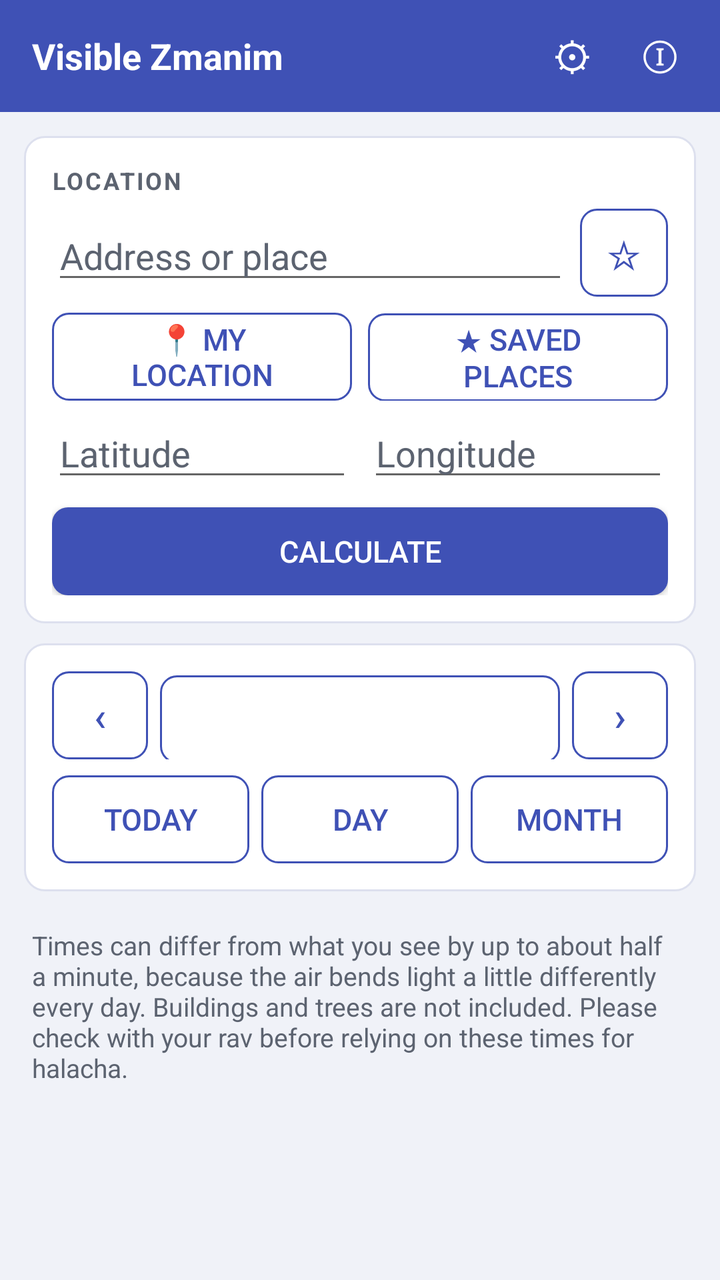
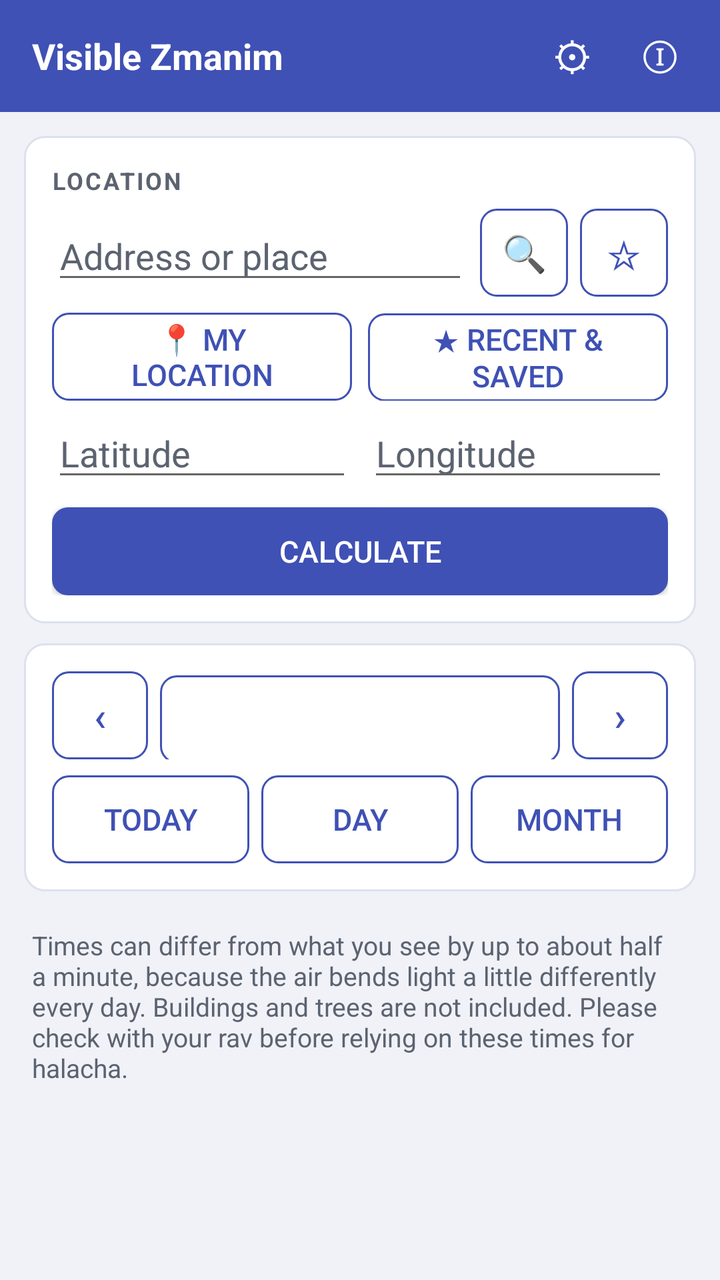

Before-and-after screenshots of an Android layout around one commit, followed by the original layout XML and the change that was made.
<!-- AndroidManifest.xml: application theme AppTheme -->
<!-- res/layout/activity_main.xml -->
<?xml version="1.0" encoding="utf-8"?>
<LinearLayout xmlns:android="http://schemas.android.com/apk/res/android"
    android:layout_width="match_parent"
    android:layout_height="match_parent"
    android:orientation="vertical"
    android:background="@color/bg_page">

    <LinearLayout
        android:layout_width="match_parent"
        android:layout_height="56dp"
        android:orientation="horizontal"
        android:background="@color/bg_header"
        android:gravity="center_vertical"
        android:paddingLeft="16dp"
        android:paddingRight="8dp">

        <TextView
            android:layout_width="0dp"
            android:layout_height="wrap_content"
            android:layout_weight="1"
            android:text="@string/app_name"
            android:textColor="@color/text_on_primary"
            android:textSize="18sp"
            android:textStyle="bold" />

        <Button
            android:id="@+id/btn_settings"
            android:layout_width="44dp"
            android:layout_height="44dp"
            android:text="⚙"
            android:textSize="20sp"
            android:textColor="@color/text_on_primary"
            android:background="@drawable/btn_header"
            android:contentDescription="Settings"
            android:focusable="true" />

        <Button
            android:id="@+id/btn_info"
            android:layout_width="44dp"
            android:layout_height="44dp"
            android:text="@string/btn_info"
            android:textSize="20sp"
            android:textColor="@color/text_on_primary"
            android:background="@drawable/btn_header"
            android:contentDescription="About"
            android:focusable="true" />
    </LinearLayout>

    <ScrollView
        android:id="@+id/scroll"
        android:layout_width="match_parent"
        android:layout_height="match_parent"
        android:fillViewport="true">

        <LinearLayout
            android:layout_width="match_parent"
            android:layout_height="wrap_content"
            android:orientation="vertical"
            android:padding="12dp">

            
            <LinearLayout style="@style/Card">
                <TextView style="@style/SectionTitle" android:text="Location" />

                <LinearLayout
                    android:layout_width="match_parent"
                    android:layout_height="wrap_content"
                    android:orientation="horizontal"
                    android:gravity="center_vertical">

                    <AutoCompleteTextView
                        android:id="@+id/addr"
                        android:layout_width="0dp"
                        android:layout_height="wrap_content"
                        android:layout_weight="1"
                        android:hint="Address or place"
                        android:inputType="textPostalAddress"
                        android:imeOptions="actionSearch"
                        android:completionThreshold="3"
                        android:singleLine="true"
                        android:textColor="@color/text_primary"
                        android:textColorHint="@color/text_secondary" />

                    <Button
                        android:id="@+id/btn_fav"
                        style="@style/BtnOutline"
                        android:layout_width="44dp"
                        android:layout_height="44dp"
                        android:layout_marginLeft="6dp"
                        android:paddingLeft="0dp"
                        android:paddingRight="0dp"
                        android:text="☆"
                        android:textSize="20sp"
                        android:contentDescription="Save as a favorite" />
                </LinearLayout>

                <TextView
                    android:id="@+id/match_note"
                    android:layout_width="match_parent"
                    android:layout_height="wrap_content"
                    android:textColor="@color/warn"
                    android:textSize="13sp"
                    android:visibility="gone" />

                <LinearLayout
                    android:layout_width="match_parent"
                    android:layout_height="wrap_content"
                    android:orientation="horizontal"
                    android:layout_marginTop="8dp">

                    <Button
                        android:id="@+id/btn_gps"
                        style="@style/BtnOutline"
                        android:layout_width="0dp"
                        android:layout_height="wrap_content"
                        android:layout_weight="1"
                        android:text="📍 My location" />

                    <Button
                        android:id="@+id/btn_saved"
                        style="@style/BtnOutline"
                        android:layout_width="0dp"
                        android:layout_height="wrap_content"
                        android:layout_weight="1"
                        android:layout_marginLeft="8dp"
                        android:text="★ Saved places" />
                </LinearLayout>

                <LinearLayout
                    android:layout_width="match_parent"
                    android:layout_height="wrap_content"
                    android:orientation="horizontal"
                    android:layout_marginTop="4dp">

                    <EditText
                        android:id="@+id/lat"
                        android:layout_width="0dp"
                        android:layout_height="wrap_content"
                        android:layout_weight="1"
                        android:hint="Latitude"
                        android:inputType="numberDecimal|numberSigned"
                        android:textColor="@color/text_primary"
                        android:textColorHint="@color/text_secondary" />

                    <EditText
                        android:id="@+id/lon"
                        android:layout_width="0dp"
                        android:layout_height="wrap_content"
                        android:layout_weight="1"
                        android:layout_marginLeft="8dp"
                        android:hint="Longitude"
                        android:inputType="numberDecimal|numberSigned"
                        android:textColor="@color/text_primary"
                        android:textColorHint="@color/text_secondary" />
                </LinearLayout>

                <Button
                    android:id="@+id/btn_calc"
                    style="@style/BtnPrimary"
                    android:layout_width="match_parent"
                    android:layout_height="wrap_content"
                    android:layout_marginTop="8dp"
                    android:text="Calculate" />
            </LinearLayout>

            
            <LinearLayout style="@style/Card">
                <LinearLayout
                    android:layout_width="match_parent"
                    android:layout_height="wrap_content"
                    android:orientation="horizontal">

                    <Button android:id="@+id/btn_prev" style="@style/BtnOutline" android:layout_width="48dp" android:layout_height="wrap_content" android:text="‹" android:textSize="20sp" android:contentDescription="Previous" />
                    <Button android:id="@+id/btn_date" style="@style/BtnOutline" android:layout_width="0dp" android:layout_height="wrap_content" android:layout_weight="1" android:layout_marginLeft="6dp" android:layout_marginRight="6dp" />
                    <Button android:id="@+id/btn_next" style="@style/BtnOutline" android:layout_width="48dp" android:layout_height="wrap_content" android:text="›" android:textSize="20sp" android:contentDescription="Next" />
                </LinearLayout>

                <LinearLayout
                    android:layout_width="match_parent"
                    android:layout_height="wrap_content"
                    android:orientation="horizontal"
                    android:layout_marginTop="8dp">

                    <Button android:id="@+id/btn_today" style="@style/BtnOutline" android:layout_width="0dp" android:layout_height="wrap_content" android:layout_weight="1" android:text="Today" />
                    <Button android:id="@+id/btn_day" style="@style/BtnOutline" android:layout_width="0dp" android:layout_height="wrap_content" android:layout_weight="1" android:layout_marginLeft="6dp" android:text="Day" />
                    <Button android:id="@+id/btn_month" style="@style/BtnOutline" android:layout_width="0dp" android:layout_height="wrap_content" android:layout_weight="1" android:layout_marginLeft="6dp" android:text="Month" />
                </LinearLayout>
            </LinearLayout>

            
            <LinearLayout
                android:id="@+id/status"
                style="@style/Card"
                android:orientation="horizontal"
                android:gravity="center_vertical"
                android:visibility="gone">

                <ProgressBar
                    android:id="@+id/status_spin"
                    android:layout_width="24dp"
                    android:layout_height="24dp"
                    android:layout_marginRight="12dp"
                    android:indeterminate="true" />

                <TextView
                    android:id="@+id/status_text"
                    android:layout_width="0dp"
                    android:layout_height="wrap_content"
                    android:layout_weight="1"
                    android:textColor="@color/text_primary"
                    android:textSize="14sp" />
            </LinearLayout>

            
            <LinearLayout
                android:id="@+id/day_view"
                android:layout_width="match_parent"
                android:layout_height="wrap_content"
                android:orientation="vertical"
                android:visibility="gone">

                <LinearLayout style="@style/Card">
                    <TextView style="@style/SectionTitle" android:text="Visible sunrise" />
                    <TextView android:id="@+id/rise_time" style="@style/BigTime" />
                    <TextView android:id="@+id/rise_why" style="@style/Why" />
                    <com.flipphoneguy.visiblezmanim.HorizonView android:id="@+id/rise_draw" android:layout_width="match_parent" android:layout_height="wrap_content" android:layout_marginTop="8dp" />
                    <Button android:id="@+id/rise_map" style="@style/BtnOutline" android:layout_width="match_parent" android:layout_height="wrap_content" android:layout_marginTop="8dp" android:text="Show the horizon point on a map" />
                </LinearLayout>

                <LinearLayout style="@style/Card">
                    <TextView style="@style/SectionTitle" android:text="Visible sunset" />
                    <TextView android:id="@+id/set_time" style="@style/BigTime" />
                    <TextView android:id="@+id/set_why" style="@style/Why" />
                    <com.flipphoneguy.visiblezmanim.HorizonView android:id="@+id/set_draw" android:layout_width="match_parent" android:layout_height="wrap_content" android:layout_marginTop="8dp" />
                    <Button android:id="@+id/set_map" style="@style/BtnOutline" android:layout_width="match_parent" android:layout_height="wrap_content" android:layout_marginTop="8dp" android:text="Show the horizon point on a map" />
                </LinearLayout>

                <LinearLayout style="@style/Card">
                    <TextView style="@style/SectionTitle" android:text="Zmanim" />
                    <TableLayout android:id="@+id/day_table" android:layout_width="match_parent" android:layout_height="wrap_content" android:stretchColumns="*" android:shrinkColumns="0" />
                    <TextView android:id="@+id/day_meta" style="@style/Why" android:layout_marginTop="10dp" />
                </LinearLayout>
            </LinearLayout>

            
            <LinearLayout
                android:id="@+id/month_view"
                style="@style/Card"
                android:visibility="gone">

                <LinearLayout
                    android:layout_width="match_parent"
                    android:layout_height="wrap_content"
                    android:orientation="horizontal">

                    <Button android:id="@+id/btn_variant" style="@style/BtnOutline" android:layout_width="0dp" android:layout_height="wrap_content" android:layout_weight="1" />
                    <Button android:id="@+id/btn_share" style="@style/BtnOutline" android:layout_width="wrap_content" android:layout_height="wrap_content" android:layout_marginLeft="8dp" android:text="Share CSV" />
                </LinearLayout>

                <HorizontalScrollView android:layout_width="match_parent" android:layout_height="wrap_content" android:layout_marginTop="8dp">
                    <TableLayout android:id="@+id/month_table" android:layout_width="wrap_content" android:layout_height="wrap_content" />
                </HorizontalScrollView>

                <TextView android:id="@+id/month_meta" style="@style/Why" android:layout_marginTop="10dp" />
            </LinearLayout>

            <TextView
                style="@style/Why"
                android:layout_marginTop="4dp"
                android:padding="4dp"
                android:text="Times can differ from what you see by up to about half a minute, because the air bends light a little differently every day. Buildings and trees are not included. Please check with your rav before relying on these times for halacha." />
        </LinearLayout>
    </ScrollView>
</LinearLayout>
<!-- resources referenced by this layout -->
<resources>
  <color name="bg_header">#3F51B5</color>
  <color name="bg_page">#F0F2F8</color>
  <color name="text_on_primary">#FFFFFF</color>
  <color name="text_primary">#1A1A2E</color>
  <color name="text_secondary">#5C6370</color>
  <color name="warn">#B45309</color>
  <string name="app_name">Visible Zmanim</string>
  <string name="btn_info">ⓘ</string>
  <style name="BigTime">
          <item name="android:layout_width">match_parent</item>
          <item name="android:layout_height">wrap_content</item>
          <item name="android:textColor">@color/text_primary</item>
          <item name="android:textSize">34sp</item>
          <item name="android:textStyle">bold</item>
      </style>
  <style name="BtnOutline">
          <item name="android:background">@drawable/btn_outline</item>
          <item name="android:textColor">@color/btn_outline_text</item>
          <item name="android:textSize">15sp</item>
          <item name="android:minHeight">44dp</item>
          <item name="android:gravity">center</item>
          <item name="android:focusable">true</item>
          <item name="android:paddingLeft">16dp</item>
          <item name="android:paddingRight">16dp</item>
      </style>
  <style name="BtnPrimary">
          <item name="android:background">@drawable/btn_filled</item>
          <item name="android:textColor">@color/text_on_primary</item>
          <item name="android:textSize">15sp</item>
          <item name="android:minHeight">44dp</item>
          <item name="android:gravity">center</item>
          <item name="android:focusable">true</item>
          <item name="android:paddingLeft">16dp</item>
          <item name="android:paddingRight">16dp</item>
      </style>
  <style name="Card">
          <item name="android:layout_width">match_parent</item>
          <item name="android:layout_height">wrap_content</item>
          <item name="android:orientation">vertical</item>
          <item name="android:background">@drawable/card_bg</item>
          <item name="android:padding">14dp</item>
          <item name="android:layout_marginBottom">10dp</item>
      </style>
  <style name="Why">
          <item name="android:layout_width">match_parent</item>
          <item name="android:layout_height">wrap_content</item>
          <item name="android:textColor">@color/text_secondary</item>
          <item name="android:textSize">13sp</item>
      </style>
  <style name="AppTheme" parent="android:Theme.Material.Light.NoActionBar">
          <item name="android:colorPrimary">@color/primary</item>
          <item name="android:colorPrimaryDark">@color/primary_dark</item>
          <item name="android:colorAccent">@color/accent</item>
          <item name="android:windowBackground">@color/bg_page</item>
      </style>
  <color name="btn_outline_text">#3F51B5</color>
  <!-- drawable card_bg (drawable) -->
  <?xml version="1.0" encoding="utf-8"?>
  <shape xmlns:android="http://schemas.android.com/apk/res/android"
      android:shape="rectangle">
      <solid android:color="@color/bg_card" />
      <corners android:radius="10dp" />
      <stroke android:width="1dp" android:color="@color/card_border" />
  </shape>
  <color name="primary">#3F51B5</color>
  <color name="primary_dark">#303F9F</color>
  <color name="accent">#00BFA5</color>
  <color name="btn_outline_focused_bg">#E8EAF6</color>
  <color name="btn_outline_border">#3F51B5</color>
  <color name="item_pressed_bg">#C5CAF0</color>
  <color name="btn_disabled">#B0B8D8</color>
  <color name="btn_focused">#303F9F</color>
  <color name="btn_pressed">#283593</color>
  <color name="btn_normal">#3F51B5</color>
  <color name="bg_card">#FFFFFF</color>
  <color name="card_border">#DDE0EE</color>
  <!-- unchanged entries left out for length: 4 -->
</resources>

<!-- the commit's change to res/layout/activity_main.xml (unified diff, before → after) -->
@@ -82,6 +82,18 @@
                         android:textColorHint="@color/text_secondary" />
 
                     <Button
+                        android:id="@+id/btn_search"
+                        style="@style/BtnOutline"
+                        android:layout_width="44dp"
+                        android:layout_height="44dp"
+                        android:layout_marginLeft="6dp"
+                        android:paddingLeft="0dp"
+                        android:paddingRight="0dp"
+                        android:text="🔍"
+                        android:textSize="18sp"
+                        android:contentDescription="Search for this address" />
+
+                    <Button
                         android:id="@+id/btn_fav"
                         style="@style/BtnOutline"
                         android:layout_width="44dp"
@@ -123,7 +135,7 @@
                         android:layout_height="wrap_content"
                         android:layout_weight="1"
                         android:layout_marginLeft="8dp"
-                        android:text="★ Saved places" />
+                        android:text="★ Recent &amp; saved" />
                 </LinearLayout>
 
                 <LinearLayout
